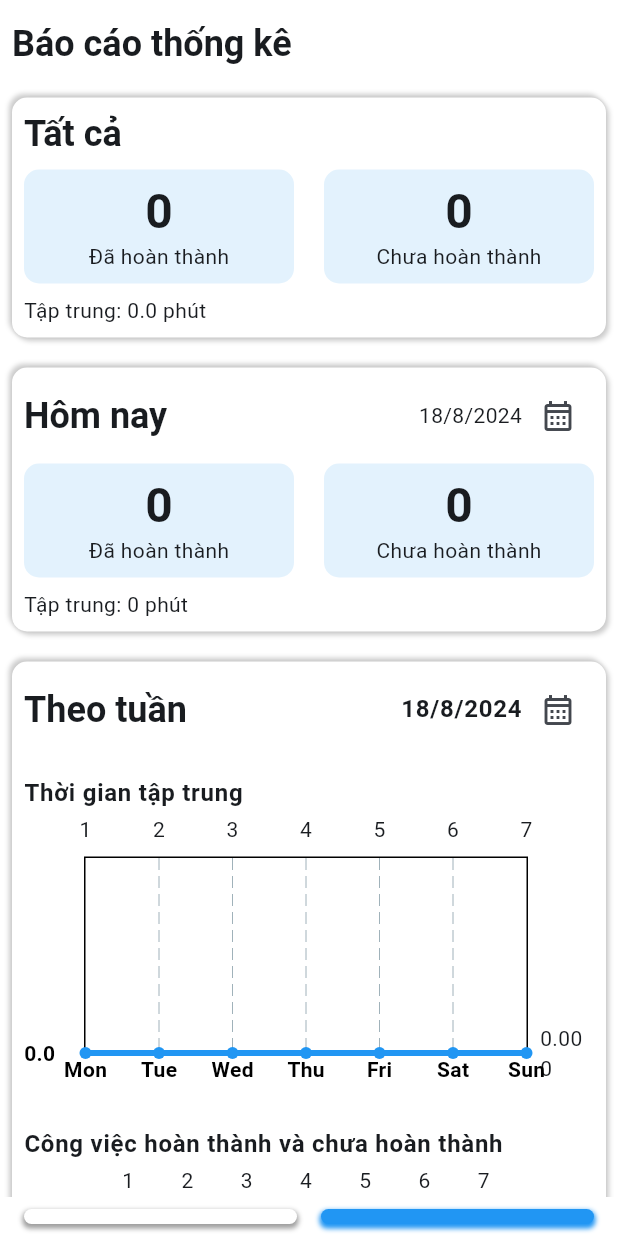
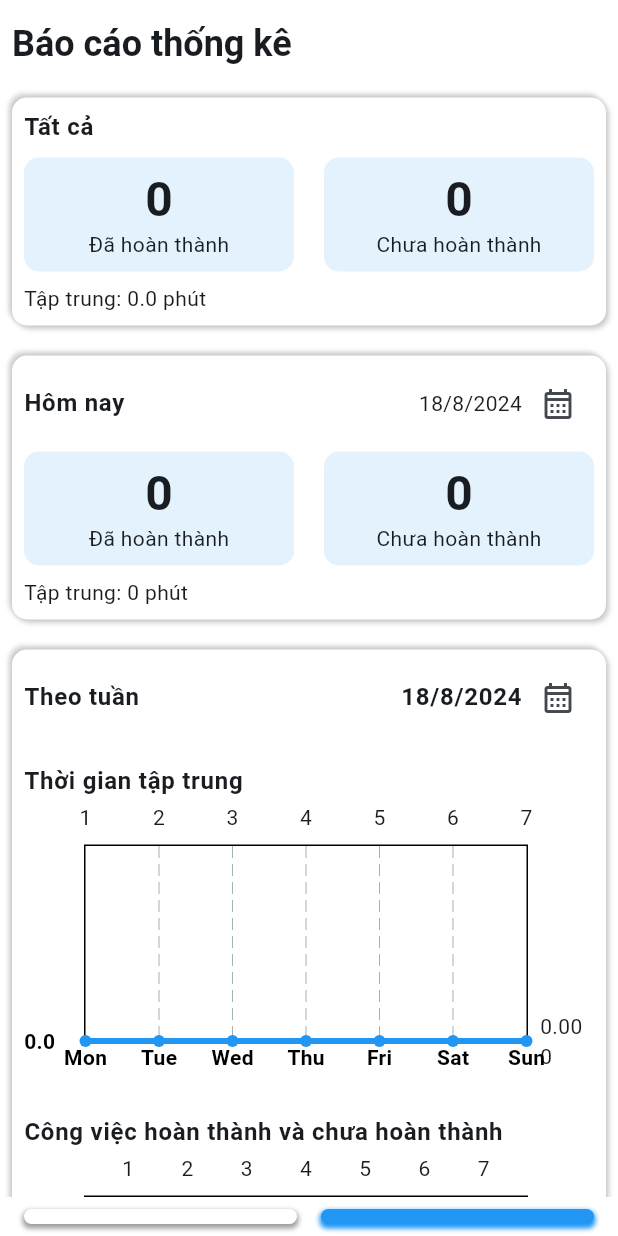
Before and after one commit to hiuhuyn/pomodoro-app, a Flutter app: the screen it shows after launch, swiped to page 2, on a phone screen of 412 x 824 dp. Run offline on Flutter 3.47's test engine with Material 3 defaults, Android fonts, the phone set to English and light mode, and no system bars; drawn by our look-alikes of fl_chart; our stand-ins replace equatable, flutter_heatmap_calendar, flutter_local_notifications, get_it, sqflite, timezone; missing offline and left inert: omni_datetime_picker; accounts and stored records are empty.

Commit message:
update size title

```diff
--- a/lib/views/screens/statistics/chart/chart_week_statistics.dart
+++ b/lib/views/screens/statistics/chart/chart_week_statistics.dart
@@ -79,7 +79,7 @@ class ChartWeekStatisticsWidget extends StatelessWidget {
                   maxLines: 1,
                   style: Theme.of(context)
                       .textTheme
-                      .headlineSmall
+                      .bodyLarge
                       ?.copyWith(fontWeight: FontWeight.bold),
                 ),
               ),
--- a/lib/views/screens/statistics/chart/day_statistics.dart
+++ b/lib/views/screens/statistics/chart/day_statistics.dart
@@ -4,6 +4,7 @@ import 'package:provider/provider.dart';
 
 import '../../../../core/unit.dart';
 
+// ignore: must_be_immutable
 class DayStatisticsWidget extends StatefulWidget {
   DayStatisticsWidget({
     super.key,
@@ -60,7 +61,7 @@ class _DayStatisticsWidgetState extends State<DayStatisticsWidget> {
                 isToday
                     ? "Hôm nay"
                     : "Ngày ${formatDate(widget.date, isYear: true)}",
-                style: Theme.of(context).textTheme.headlineSmall?.copyWith(
+                style: Theme.of(context).textTheme.bodyLarge?.copyWith(
                       fontWeight: FontWeight.bold,
                     ),
               ),
--- a/lib/views/screens/statistics/statistics_screen_viewmodel.dart
+++ b/lib/views/screens/statistics/statistics_screen_viewmodel.dart
@@ -59,7 +59,7 @@ class StatisticsScreenViewModel extends ChangeNotifier {
           children: [
             Text(
               "Tất cả",
-              style: Theme.of(context).textTheme.headlineSmall?.copyWith(
+              style: Theme.of(context).textTheme.bodyLarge?.copyWith(
                     fontWeight: FontWeight.bold,
                   ),
             ),
```
Also changed, not shown: lib/views/screens/statistics/chart/chart_month_statistics.dart (+9 -1 lines).
